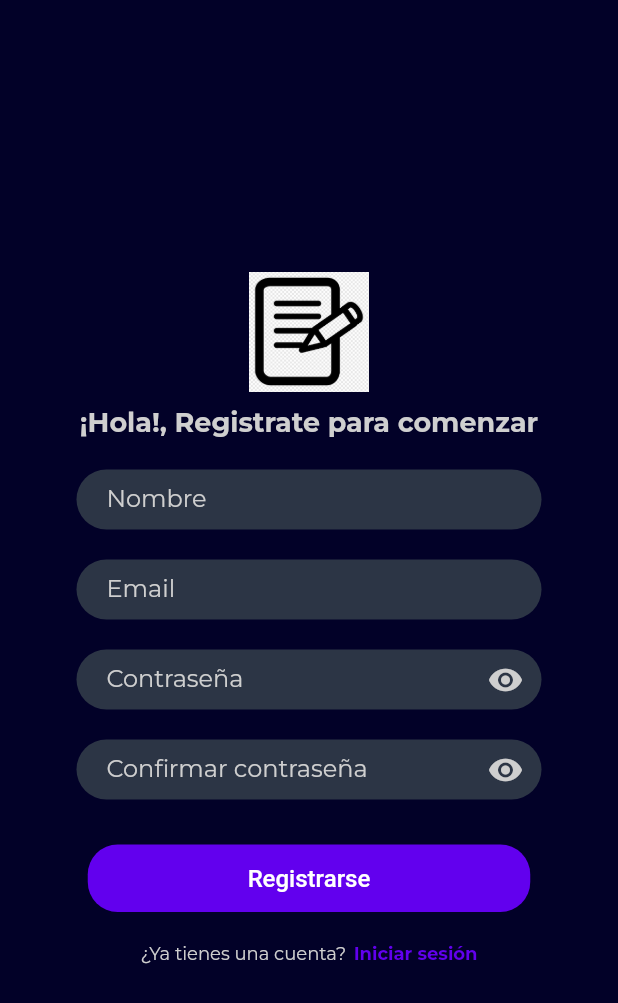
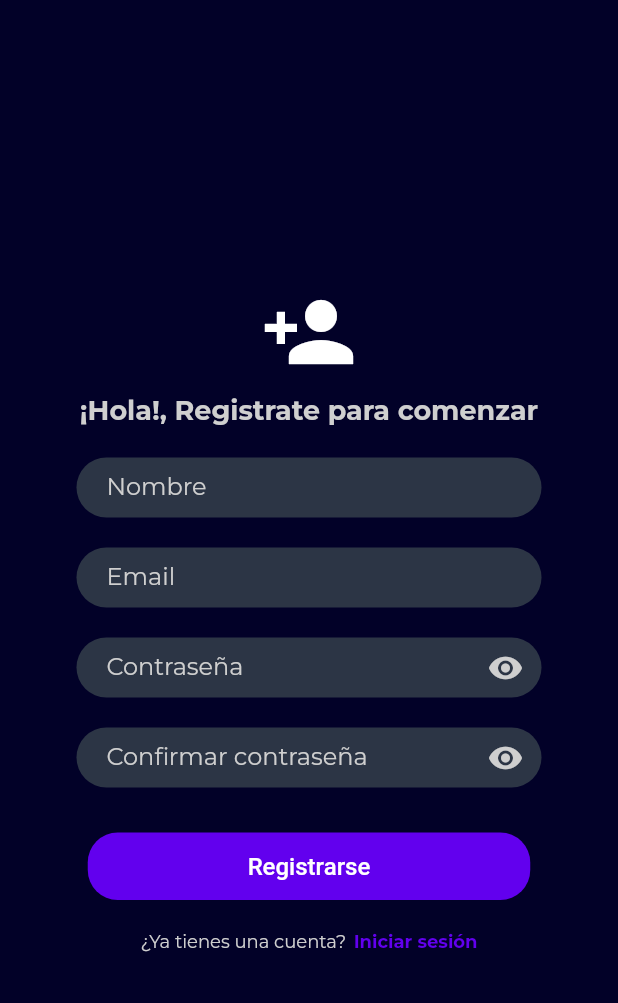
Before and after one commit to Marcelo234/CRUD_firebase, a Flutter app: the RegisterPage screen opened directly, on a phone screen of 412 x 824 dp. Shown: the top 1003 px of the screen. Run offline on Flutter 3.47's test engine with Material 2 defaults, Android fonts, the phone set to English and light mode, and no system bars; our stand-ins replace cloud_firestore, firebase_core, google_fonts; missing offline and left inert: qr_code_scanner; accounts and stored records are empty.

```diff
--- a/lib/pages/register_page.dart
+++ b/lib/pages/register_page.dart
@@ -45,9 +45,10 @@ class _RegisterPageState extends State<RegisterPage> {
             child: Column(
               mainAxisAlignment: MainAxisAlignment.center,
               children: [
-                Image.asset(
-                  'assets/registro.png',
-                  width: 80,
+                Icon(
+                  Icons.person_add,
+                  size: 64,
+                  color: Colors.white,
                 ),
                 SizedBox(height: 10),
                 Text(
```
